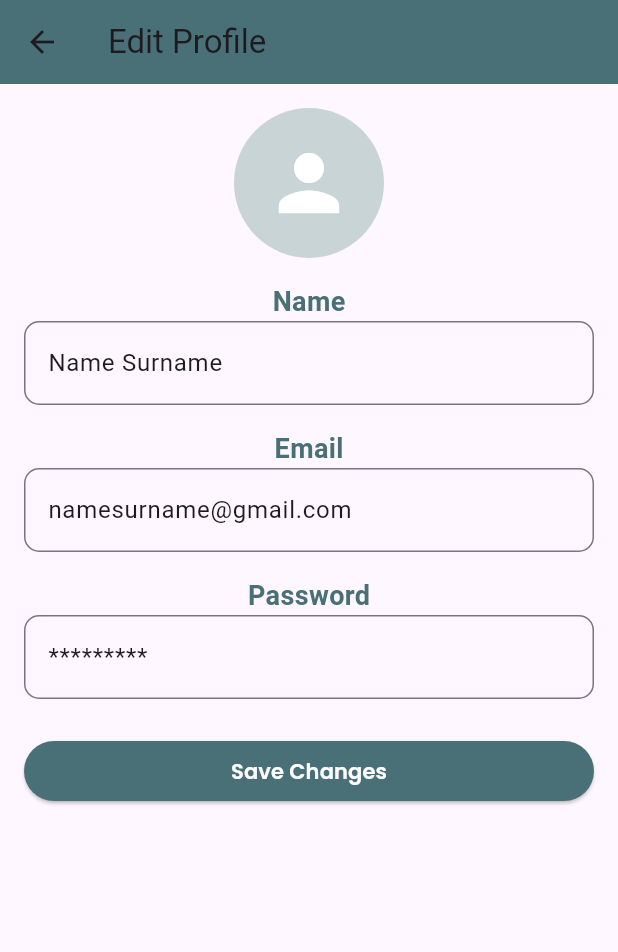
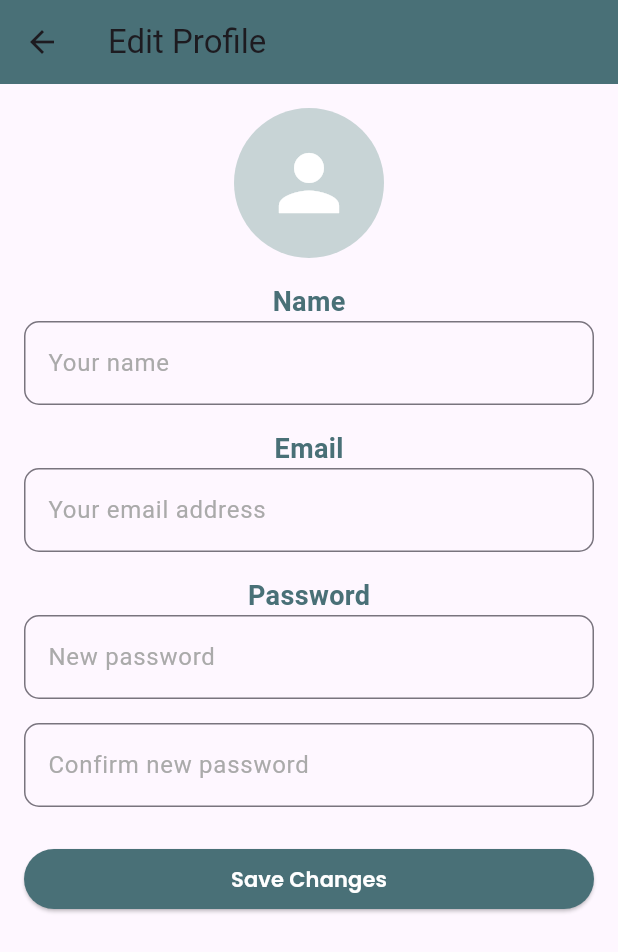
Before and after one commit to veskicha/MindfulStudent, a Flutter app: the EditProfilePage screen opened directly, on a phone screen of 412 x 824 dp. Shown: the top 952 px of the screen. Run offline on Flutter 3.47's test engine with Material 3 defaults, Android fonts, the phone set to English and light mode, and no system bars; our stand-ins replace supabase_flutter, syncfusion_flutter_charts, toastification; accounts and stored records are empty; network calls fail.

Commit message:
feat(front-end): Implement profile edit

```diff
--- a/MindfulStudent/lib/screens/home/profile_edit_screen.dart
+++ b/MindfulStudent/lib/screens/home/profile_edit_screen.dart
@@ -1,6 +1,11 @@
+import 'dart:developer';
+
 import 'package:flutter/material.dart';
+import 'package:mindfulstudent/backend/auth.dart';
+import 'package:mindfulstudent/main.dart';
 import 'package:mindfulstudent/widgets/button.dart';
 import 'package:mindfulstudent/widgets/text_line_field.dart';
+import 'package:supabase_flutter/supabase_flutter.dart';
 
 class EditProfilePage extends StatefulWidget {
   const EditProfilePage({super.key});
@@ -10,17 +15,60 @@ class EditProfilePage extends StatefulWidget {
 }
 
 class EditProfilePageState extends State<EditProfilePage> {
-  final TextLineField _nameField = TextLineField("Loading...");
-  final TextLineField _emailField = TextLineField("Loading...");
-  final TextLineField _passwordField = TextLineField("Loading...");
+  final TextLineField _nameField = TextLineField("Your name");
+  final TextLineField _emailField = TextLineField("Your email address");
+  final TextLineField _passwordField =
+      TextLineField("New password", obscureText: true);
+  final TextLineField _passwordConfirmField =
+      TextLineField("Confirm new password", obscureText: true);
 
   @override
   void initState() {
     super.initState();
 
-    _nameField.setText("Name Surname");
-    _emailField.setText("namesurname@gmail.com");
-    _passwordField.setText("*********");
+    final profile = profileProvider.userProfile;
+    final user = Auth.user;
+    if (profile == null || user == null) return;
+
+    _nameField.setText(profile.name ?? "");
+    _emailField.setText(user.email ?? "");
+  }
+
+  Future<bool> _updateProfile() async {
+    final name = _nameField.getText();
+    final email = _emailField.getText();
+    final password = _passwordField.getText();
+    final passwordConfirm = _passwordConfirmField.getText();
+
+    final doUpdatePassword = password.isNotEmpty || passwordConfirm.isNotEmpty;
+
+    if (doUpdatePassword && password != passwordConfirm) {
+      // TODO: show error!
+      return false;
+    }
+
+    // Update profile data if necessary (name)
+    final curProfile = profileProvider.userProfile;
+    if (curProfile != null && name != curProfile.name) {
+      log("Updating user name");
+      final newProfile = Profile(
+          id: curProfile.id, name: name, avatarUrl: curProfile.avatarUrl);
+      await Auth.updateProfile(newProfile);
+    }
+
+    // Update email / password if necessary
+    final userAttrs = UserAttributes();
+    if (Auth.user?.email != email) {
+      log("Updating email address");
+      userAttrs.email = email;
+    }
+    if (doUpdatePassword) {
+      log("Updating password");
+      userAttrs.password = password;
+    }
+    await Auth.updateUser(userAttrs);
+
+    return true;
   }
 
   @override
@@ -78,9 +126,12 @@ class EditProfilePageState extends State<EditProfilePage> {
                 ),
               ),
               _passwordField,
+              const SizedBox(height: 16),
+              _passwordConfirmField,
               const SizedBox(height: 24),
               Button('Save Changes', onPressed: () async {
-                Navigator.of(context).pop();
+                final ok = await _updateProfile();
+                if (ok && context.mounted) Navigator.of(context).pop();
               })
             ],
           ),
```
Also changed, not shown: MindfulStudent/lib/backend/auth.dart (+22 -0 lines).
